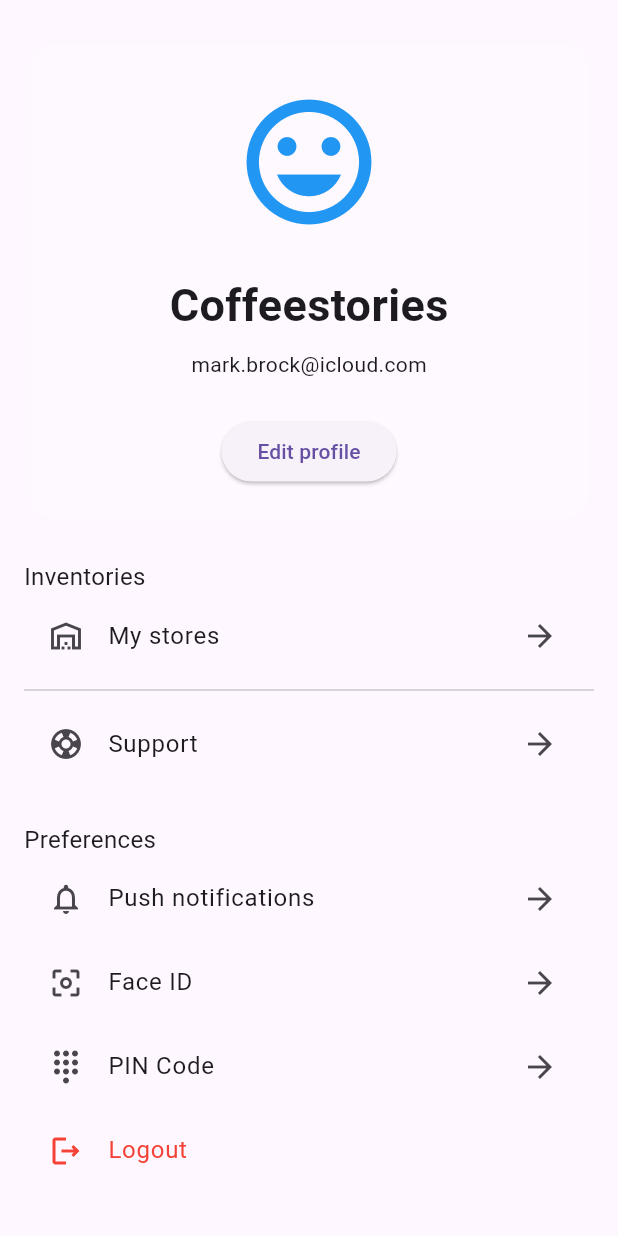
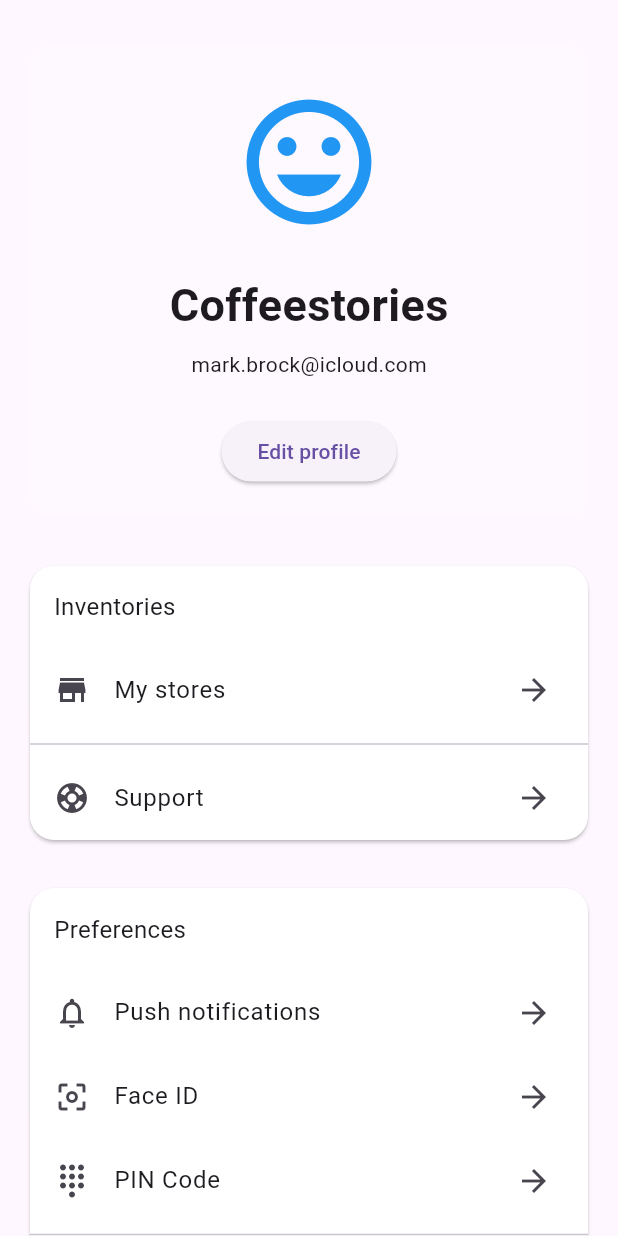
Before and after one commit to EddyArgueta/Tarea2.1, a Flutter app: the screen it shows after launch, on a phone screen of 412 x 824 dp. Run offline on Flutter 3.47's test engine with Material 3 defaults, Android fonts, the phone set to English and light mode, and no system bars.

Commit message:
Repartiendo clases para que la pagina principal no este demasiada cargada

```diff
--- /dev/null
+++ b/lib/src/encabezado.dart
@@ -0,0 +1,51 @@
+import 'package:flutter/material.dart';
+
+class Encabezado extends StatelessWidget {
+  const Encabezado({super.key});
+
+  @override
+  Widget build(BuildContext context) {
+    return Card(
+      elevation: 0,
+      color: Colors.white30,
+      shape: RoundedRectangleBorder(
+        borderRadius: BorderRadius.circular(16.0),
+      ),
+      child: Container(
+        padding: const EdgeInsets.all(20),
+        child: Column(
+          children: [
+            IconButton(
+              iconSize: 100,
+              icon: const Icon(
+                Icons.tag_faces_outlined,
+                color: Colors.blue,
+              ),
+              onPressed: () {},
+            ),
+            const SizedBox(height: 16),
+            const Text(
+              'Coffeestories',
+              style: TextStyle(
+                fontSize: 30,
+                fontWeight: FontWeight.w600,
+              ),
+            ),
+            const SizedBox(height: 8),
+            const Text(
+              'mark.brock@icloud.com',
+              style: TextStyle(
+                fontSize: 14,
+              ),
+            ),
+            const SizedBox(height: 24),
+            ElevatedButton(
+              onPressed: () {},
+              child: const Text('Edit profile'),
+            ),
+          ],
+        ),
+      ),
+    );
+  }
+}
--- /dev/null
+++ b/lib/src/inventories.dart
@@ -0,0 +1,41 @@
+import 'package:flutter/material.dart';
+import 'package:screendesign/widgets/custom_icon_button.dart';
+
+class Inventories extends StatelessWidget {
+  const Inventories({super.key});
+
+  @override
+  Widget build(BuildContext context) {
+    return Card(elevation: 1,
+      color: Colors.white,
+      shape: RoundedRectangleBorder(
+        borderRadius: BorderRadius.circular(16.0),
+      ),
+      child: const Column(
+        crossAxisAlignment: CrossAxisAlignment.start,
+        children: [
+          Padding(
+            padding: EdgeInsets.all(16.0),
+            child: Text(
+              'Inventories',
+              style: TextStyle(
+                fontSize: 16,
+              ),
+            ),
+          ),
+          CustomListTile(
+            icon: Icons.store,
+            title: 'My stores',
+            trailing: Icons.arrow_forward,
+          ),
+          Divider(),
+          CustomListTile(
+            icon: Icons.support,
+            title: 'Support',
+            trailing: Icons.arrow_forward,
+          ),
+        ],
+      ),
+    );
+  }
+}
--- /dev/null
+++ b/lib/src/preferences.dart
@@ -0,0 +1,53 @@
+import 'package:flutter/material.dart';
+import 'package:screendesign/widgets/custom_icon_button.dart';
+
+class Preferences extends StatelessWidget {
+  const Preferences({super.key});
+
+  @override
+  Widget build(BuildContext context) {
+    return Card(
+      elevation: 1,
+      color: Colors.white,
+      shape: RoundedRectangleBorder(
+        borderRadius: BorderRadius.circular(16.0),
+      ),
+      child: const Column(
+        crossAxisAlignment: CrossAxisAlignment.start,
+        children: [
+          Padding(
+            padding: EdgeInsets.all(16.0),
+            child: Text(
+              'Preferences',
+              style: TextStyle(
+                fontSize: 16,
+              ),
+            ),
+          ),
+          CustomListTile(
+            icon: Icons.notifications_none_outlined,
+            title: 'Push notifications',
+            trailing: Icons.arrow_forward,
+          ),
+          CustomListTile(
+            icon: Icons.center_focus_weak_outlined,
+            title: 'Face ID',
+            trailing: Icons.arrow_forward,
+          ),
+          CustomListTile(
+            icon: Icons.dialpad_sharp,
+            title: 'PIN Code',
+            trailing: Icons.arrow_forward,
+          ),
+          Divider(),
+          ListTile(
+            leading: Icon(Icons.logout_outlined),
+            title: Text('Logout'),
+            iconColor: Colors.red,
+            textColor: Colors.red,
+          ),
+        ],
+      ),
+    );
+  }
+}
--- a/lib/src/principal.dart
+++ b/lib/src/principal.dart
@@ -1,5 +1,7 @@
 import 'package:flutter/material.dart';
-import 'package:screendesign/widgets/custom_icon_button.dart';
+import 'package:screendesign/src/encabezado.dart';
+import 'package:screendesign/src/inventories.dart';
+import 'package:screendesign/src/preferences.dart';
 
 class Principal extends StatelessWidget {
   const Principal({super.key});
@@ -12,108 +14,12 @@ class Principal extends StatelessWidget {
       ),
       body: ListView(
         padding: const EdgeInsets.all(16.0),
-        children: [
-          Card(
-            elevation: 0,
-            color: Colors.white30,
-            shape: RoundedRectangleBorder(
-              borderRadius: BorderRadius.circular(16.0),
-            ),
-            child: Container(
-              padding: const EdgeInsets.all(20),
-              child: Column(
-                children: [
-                  IconButton(
-                    iconSize: 100,
-                    icon: const Icon(
-                      Icons.tag_faces_outlined,
-                      color: Colors.blue,
-                    ),
-                    onPressed: () {},
-                  ),
-                  const SizedBox(height: 16),
-                  const Text(
-                    'Coffeestories',
-                    style: TextStyle(
-                      fontSize: 30,
-                      fontWeight: FontWeight.w600,
-                    ),
-                  ),
-                  const SizedBox(height: 8),
-                  const Text(
-                    'mark.brock@icloud.com',
-                    style: TextStyle(
-                      fontSize: 14,
-                    ),
-                  ),
-
-                  const SizedBox(height: 24),
-                  ElevatedButton(
-                    onPressed: () {},
-                    child: const Text('Edit profile'),
-                  ),
-                ],
-              ),
-            ),
-          ),
-
-          const SizedBox(height: 24),
-          const Text(
-                      textAlign: TextAlign.start,
-                      'Inventories',
-                      style: TextStyle(
-                        fontSize: 16,
-                      ),
-                    ),
-          const Column(
-            children: [
-              CustomListTile(
-                icon: Icons.warehouse_outlined,
-                title: 'My stores',
-                trailing: Icons.arrow_forward,
-              ),
-              Divider(),
-              CustomListTile(
-                icon: Icons.support,
-                title: 'Support',
-                trailing: Icons.arrow_forward,
-              ),
-            ],
-          ),
-
-          const SizedBox(height: 24),
-          const Text(
-                      textAlign: TextAlign.start,
-                      'Preferences',
-                      style: TextStyle(
-                        fontSize: 16,
-                      ),
-                    ),
-          const CustomListTile(
-            icon: Icons.notifications_none_outlined,
-            title: 'Push notifications',
-            trailing: Icons.arrow_forward,
-          ),
-          const CustomListTile(
-            icon: Icons.center_focus_weak_outlined,
-            title: 'Face ID',
-            trailing: Icons.arrow_forward,
-          ),
-          const CustomListTile(
-            icon: Icons.dialpad_sharp,
-            title: 'PIN Code',
-            trailing: Icons.arrow_forward,
-          ),
-          const Column(
-            children: [
-              ListTile(
-                      leading: Icon( Icons.logout_outlined ),
-                      title: Text('Logout'),
-                      iconColor: Colors.red,
-                      textColor: Colors.red,
-                      ),
-            ],
-          ),
+        children: const [
+          Encabezado(),
+          SizedBox(height: 24),
+          Inventories(),
+          SizedBox(height: 24),
+          Preferences(),
         ],
       ),
     );
```
